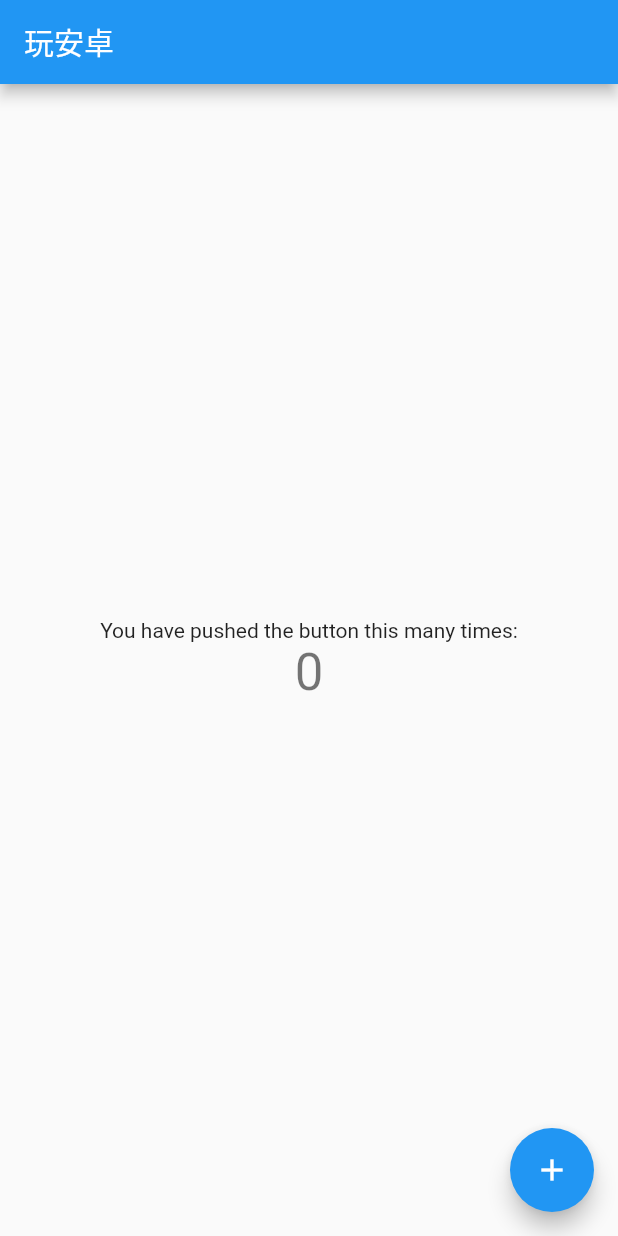
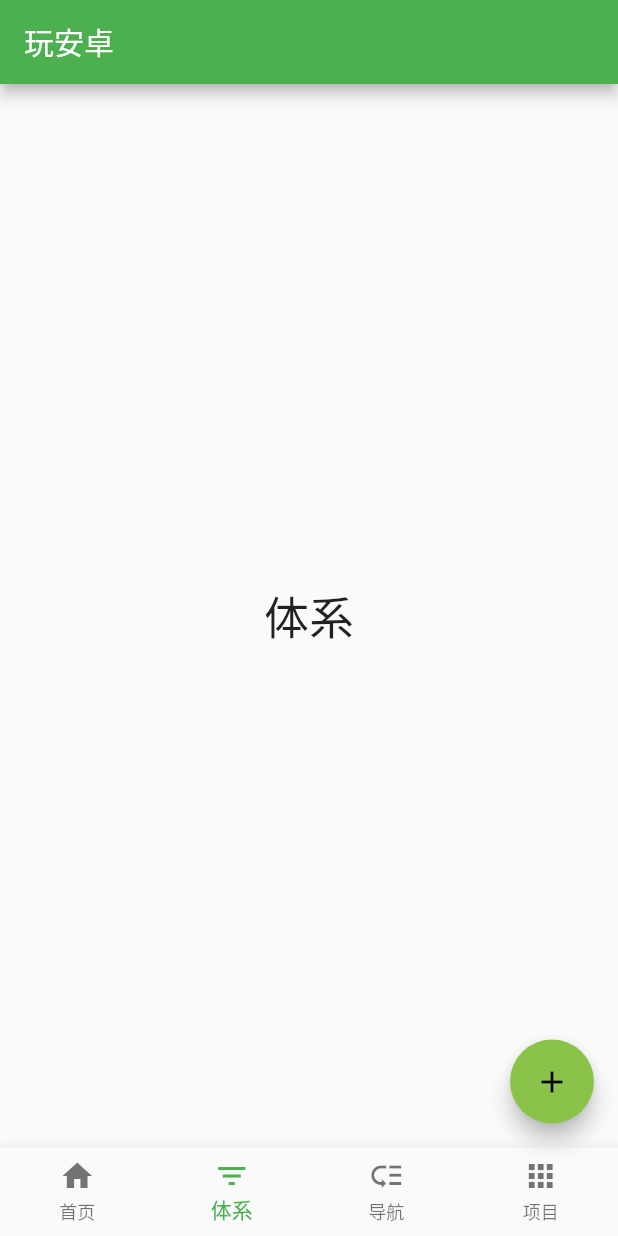
Before and after one commit to yechaoa/wanandroid_flutter, a Flutter app: the screen it shows after launch, on a phone screen of 412 x 824 dp. Run offline on Flutter 3.47's test engine with Material 2 defaults, Android fonts, the phone set to English and light mode, and no system bars; our stand-ins replace fluttertoast.

Commit message:
add BottomNavigationBar、colors、strings

```diff
--- a/lib/main.dart
+++ b/lib/main.dart
@@ -1,4 +1,6 @@
 import 'package:flutter/material.dart';
+import 'package:fluttertoast/fluttertoast.dart';
+import 'package:wanandroid_flutter/res/colors.dart';
 import 'package:wanandroid_flutter/res/strings.dart';
 
 void main() => runApp(MyApp());
@@ -8,35 +10,24 @@ class MyApp extends StatelessWidget {
   @override
   Widget build(BuildContext context) {
     return MaterialApp(
-      title: Strings.appName,
+      title: YStrings.appName,
       theme: ThemeData(
         // This is the theme of your application.
-        //
-        // Try running your application with "flutter run". You'll see the
-        // application has a blue toolbar. Then, without quitting the app, try
-        // changing the primarySwatch below to Colors.green and then invoke
-        // "hot reload" (press "r" in the console where you ran "flutter run",
-        // or simply save your changes to "hot reload" in a Flutter IDE).
-        // Notice that the counter didn't reset back to zero; the application
-        // is not restarted.
-        primarySwatch: Colors.blue,
+
+//        primarySwatch: Colors.blue,
+
+        primaryColor: YColors.colorPrimary,
+        primaryColorDark: YColors.colorPrimaryDark,
+        accentColor: YColors.colorAccent,
+        dividerColor: YColors.dividerColor,
       ),
-      home: MyHomePage(title: Strings.appName),
+      home: MyHomePage(title: YStrings.appName),
     );
   }
 }
 
 class MyHomePage extends StatefulWidget {
   MyHomePage({Key key, this.title}) : super(key: key);
-
-  // This widget is the home page of your application. It is stateful, meaning
-  // that it has a State object (defined below) that contains fields that affect
-  // how it looks.
-
-  // This class is the configuration for the state. It holds the values (in this
-  // case the title) provided by the parent (in this case the App widget) and
-  // used by the build method of the State. Fields in a Widget subclass are
-  // always marked "final".
 
   final String title;
 
@@ -45,68 +36,61 @@ class MyHomePage extends StatefulWidget {
 }
 
 class _MyHomePageState extends State<MyHomePage> {
-  int _counter = 0;
-
-  void _incrementCounter() {
-    setState(() {
-      // This call to setState tells the Flutter framework that something has
-      // changed in this State, which causes it to rerun the build method below
-      // so that the display can reflect the updated values. If we changed
-      // _counter without calling setState(), then the build method would not be
-      // called again, and so nothing would appear to happen.
-      _counter++;
-    });
-  }
+  int _selectedIndex = 1;
+  final _widgetOptions = [
+    Text('首页', style: TextStyle(fontSize: 30)),
+    Text('体系', style: TextStyle(fontSize: 30)),
+    Text('导航', style: TextStyle(fontSize: 30)),
+    Text('项目', style: TextStyle(fontSize: 30)),
+  ];
 
   @override
   Widget build(BuildContext context) {
     // This method is rerun every time setState is called, for instance as done
     // by the _incrementCounter method above.
-    //
-    // The Flutter framework has been optimized to make rerunning build methods
-    // fast, so that you can just rebuild anything that needs updating rather
-    // than having to individually change instances of widgets.
     return Scaffold(
       appBar: AppBar(
-        // Here we take the value from the MyHomePage object that was created by
-        // the App.build method, and use it to set our appbar title.
-        title: Text(widget.title),
+        title: Text(YStrings.appName),
       ),
       body: Center(
-        // Center is a layout widget. It takes a single child and positions it
-        // in the middle of the parent.
-        child: Column(
-          // Column is also layout widget. It takes a list of children and
-          // arranges them vertically. By default, it sizes itself to fit its
-          // children horizontally, and tries to be as tall as its parent.
-          //
-          // Invoke "debug painting" (press "p" in the console, choose the
-          // "Toggle Debug Paint" action from the Flutter Inspector in Android
-          // Studio, or the "Toggle Debug Paint" command in Visual Studio Code)
-          // to see the wireframe for each widget.
-          //
-          // Column has various properties to control how it sizes itself and
-          // how it positions its children. Here we use mainAxisAlignment to
-          // center the children vertically; the main axis here is the vertical
-          // axis because Columns are vertical (the cross axis would be
-          // horizontal).
-          mainAxisAlignment: MainAxisAlignment.center,
-          children: <Widget>[
-            Text(
-              'You have pushed the button this many times:',
-            ),
-            Text(
-              '$_counter',
-              style: Theme.of(context).textTheme.display1,
-            ),
-          ],
-        ),
+        child: _widgetOptions.elementAt(_selectedIndex),
+      ),
+      bottomNavigationBar: BottomNavigationBar(
+        items: <BottomNavigationBarItem>[
+          BottomNavigationBarItem(icon: Icon(Icons.home), title: Text(YStrings.home)),
+          BottomNavigationBarItem(icon: Icon(Icons.filter_list), title: Text(YStrings.tree)),
+          BottomNavigationBarItem(icon: Icon(Icons.low_priority), title: Text(YStrings.navi)),
+          BottomNavigationBarItem(icon: Icon(Icons.apps), title: Text(YStrings.project)),
+        ],
+        currentIndex: _selectedIndex,
+        type: BottomNavigationBarType.fixed,
+        fixedColor: YColors.colorPrimary,
+        onTap: _onItemTapped,
       ),
       floatingActionButton: FloatingActionButton(
-        onPressed: _incrementCounter,
-        tooltip: 'Increment',
+        onPressed: showToast,
+        tooltip: '点击选中最后一个',
         child: Icon(Icons.add),
-      ), // This trailing comma makes auto-formatting nicer for build methods.
+      ),
     );
   }
+
+  void _onItemTapped(int index) {
+    setState(() {
+      _selectedIndex = index;
+    });
+  }
+
+  void showToast() {
+    Fluttertoast.showToast(
+        msg: "选中最后一个",
+        toastLength: Toast.LENGTH_SHORT,
+        gravity: ToastGravity.CENTER,
+        timeInSecForIos: 1,
+        backgroundColor: YColors.colorPrimaryDark,
+        textColor: Colors.white,
+        fontSize: 16.0);
+    print("---click---");
+    _onItemTapped(3);
+  }
 }
--- /dev/null
+++ b/lib/res/colors.dart
@@ -0,0 +1,13 @@
+import 'package:flutter/material.dart';
+
+class YColors {
+  static const Color colorPrimary = Color(0xff4caf50);
+  static const Color colorPrimaryDark = Color(0xff388E3C);
+  static const Color colorAccent = Color(0xff8BC34A);
+  static const Color colorPrimaryLight = Color(0xffC8E6C9);
+
+  static const Color primaryText = Color(0xff212121);
+  static const Color secondaryText = Color(0xff757575);
+
+  static const Color dividerColor = Color(0xffBDBDBD);
+}
--- a/lib/res/strings.dart
+++ b/lib/res/strings.dart
@@ -1,4 +1,9 @@
-class Strings{
+class YStrings{
   static String appName="玩安卓";
 
+  static String home="首页";
+  static String tree="体系";
+  static String navi="导航";
+  static String project="项目";
+
 }
--- a/pubspec.yaml
+++ b/pubspec.yaml
@@ -23,6 +23,8 @@ dependencies:
   # The following adds the Cupertino Icons font to your application.
   # Use with the CupertinoIcons class for iOS style icons.
   cupertino_icons: ^0.1.2
+  # https://github.com/PonnamKarthik/FlutterToast---FlutterToast
+  fluttertoast: ^3.0.4
 
 dev_dependencies:
   flutter_test:
```
Also changed, not shown: pubspec.lock.
